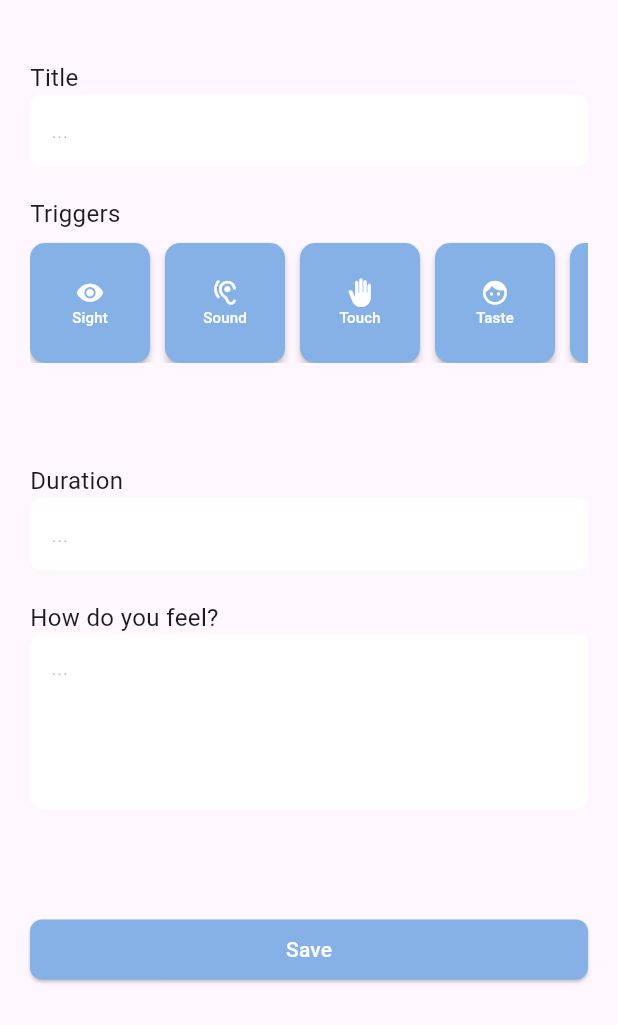
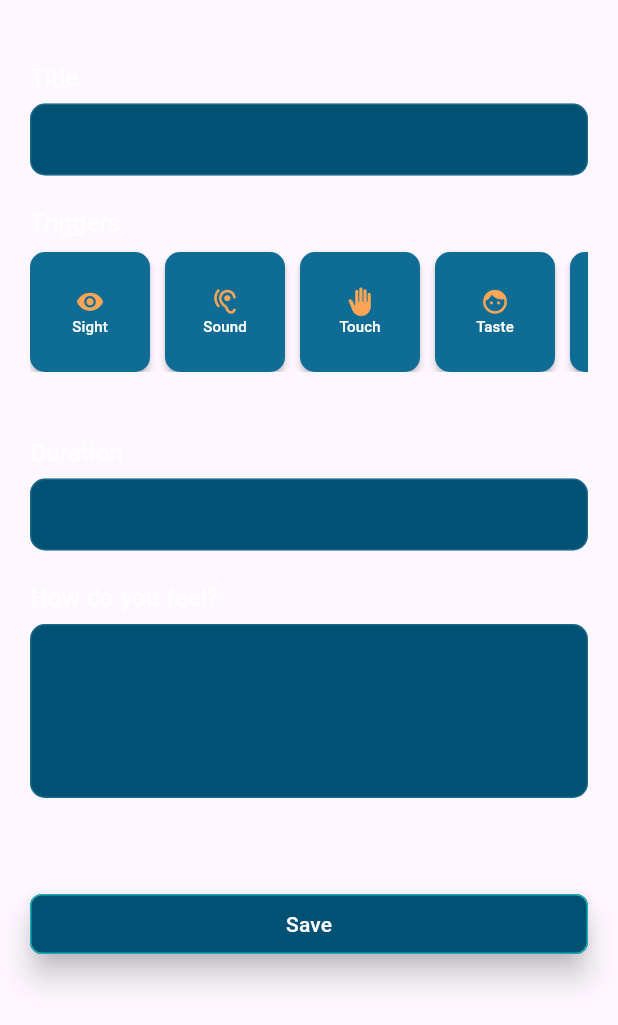
Before and after one commit to jraemakers/industry-project-krom2, a Flutter app: the MyForm widget shown alone on an empty page, opened directly, on a phone screen of 412 x 824 dp. Shown: the top 1025 px of the screen. Run offline on Flutter 3.47's test engine with Material 3 defaults, Android fonts, the phone set to English and light mode, and no system bars; our stand-ins replace shared_preferences; accounts and stored records are empty.

Commit message:
Updated trigger journal to match the current design

```diff
--- a/escape/lib/custom_widgets/diary_input_field.dart
+++ b/escape/lib/custom_widgets/diary_input_field.dart
@@ -10,44 +10,58 @@ class DiaryInputField extends StatelessWidget {
     this.controller,
     super.key,
   });
-  String label;
-  Color? inputFieldColor;
-  double? borderRadius;
-  int? maxLines;
-  String? hintText;
-  TextEditingController? controller;
+
+  final String label;
+  final Color? inputFieldColor;
+  final double? borderRadius;
+  final int? maxLines;
+  final String? hintText;
+  final TextEditingController? controller;
+
   @override
   Widget build(BuildContext context) {
-    return Column(crossAxisAlignment: CrossAxisAlignment.start, children: [
+    return Column(
+      crossAxisAlignment: CrossAxisAlignment.start,
+      children: [
         Text(
           label,
           style: TextStyle(
             fontSize: 16.0,
-          // color: Colors.white,
+            color: Colors.white,
           ),
         ),
-      Container(
-        child: TextField(
+        SizedBox(height: 6.0),
+        TextField(
           maxLines: maxLines ?? 1,
           controller: controller,
-          //BUG: label not working as needed
-          //HACK: Used text as input field label
           decoration: InputDecoration(
             filled: true,
-            fillColor: inputFieldColor ?? Colors.white,
-            hintText: '...',
+            fillColor: inputFieldColor ?? Color.fromRGBO(0, 81, 116, 1),
+            hintText: hintText ?? '',
             hintStyle: const TextStyle(
               color: Color.fromARGB(255, 185, 180, 180),
               fontWeight: FontWeight.w300,
-                fontSize: 14),
-            border: OutlineInputBorder(
-                borderRadius: BorderRadius.circular(borderRadius ?? 8.0),
-                borderSide: BorderSide.none),
+              fontSize: 14,
+            ),
+            enabledBorder: OutlineInputBorder(
+              borderRadius: BorderRadius.circular(borderRadius ?? 10.0),
+              borderSide: BorderSide(
+                color: Color.fromRGBO(80, 153, 185, 0.33),
+                width: 1.0, // Thin border
+              ),
+            ),
+            focusedBorder: OutlineInputBorder(
+              borderRadius: BorderRadius.circular(borderRadius ?? 10.0),
+              borderSide: BorderSide(
+                color: const Color.fromARGB(255, 255, 255, 255),
+                width: 1.0,
+              ),
+            ),
             contentPadding:
                 EdgeInsets.symmetric(vertical: 10.0, horizontal: 10.0),
           ),
         ),
-      ),
-    ]);
+      ],
+    );
   }
 }
--- a/escape/lib/custom_widgets/trigger_button.dart
+++ b/escape/lib/custom_widgets/trigger_button.dart
@@ -28,7 +28,7 @@
           style: ButtonStyle(
             elevation: MaterialStateProperty.all<double>(2),
             backgroundColor: MaterialStateProperty.all<Color>(
-              buttonColor ?? Color.fromARGB(255, 134, 177, 230),
+              buttonColor ?? Color(0xFF0F6C95),
             ),
 
             //FIXME: Remove depricated features and find new way for MaterialStateProperty
@@ -44,7 +44,7 @@
             children: [
               Icon(
                 icon,
-                color: Colors.white,
+                color: Color(0xFFFEA655),
                 size: 19,
               ),
               Text(
--- a/escape/lib/screens/diary_form_screen.dart
+++ b/escape/lib/screens/diary_form_screen.dart
@@ -88,11 +88,10 @@ class DiaryForm extends State<MyForm> {
               controller: _titleController,
             ),
             SizedBox(height: 20.0),
+
             Text(
               'Triggers',
-              style: TextStyle(
-                fontSize: 16,
-              ),
+              style: TextStyle(fontSize: 16, color: Colors.white),
             ),
             SingleChildScrollView(
               scrollDirection: Axis.horizontal,
@@ -143,26 +142,27 @@ class DiaryForm extends State<MyForm> {
                 children: [
                   Text(
                     trigger,
-                    style: TextStyle(fontSize: 13),
+                    style: TextStyle(
+                        fontSize: 13,
+                        color: Colors.white,
+                        fontWeight: FontWeight.w200),
                   ),
                   trigger.isNotEmpty
                       ? Container(
                           width: 20,
                           height: 20,
-                          decoration: BoxDecoration(
-                              color: Color.fromARGB(255, 230, 239, 238)),
+                          decoration: BoxDecoration(),
                           child: GestureDetector(
                               onTap: _removeTreggerInput,
-                              child: Icon(Icons.close, size: 16)))
+                              child: Icon(Icons.close,
+                                  size: 16, color: Colors.white)))
                       : SizedBox(),
                 ],
               ),
             ),
             SizedBox(
-              height: 20.0,
+              height: 15,
             ),
-
-            SizedBox(height: 20.0),
             //FIXME: update this input
             DiaryInputField(
               label: 'Duration',
@@ -179,17 +179,21 @@ class DiaryForm extends State<MyForm> {
               controller: _diaryController,
             ),
 //BUG: current date is not correct
-            SizedBox(height: 70.0),
+            SizedBox(height: 60.0),
+
             Center(
               child: Container(
                 width: double.infinity,
                 child: ElevatedButton(
                   style: ButtonStyle(
                     backgroundColor: MaterialStateProperty.all<Color>(
-                        Color.fromARGB(255, 134, 177, 230)),
+                        Color.fromRGBO(0, 81, 116, 1)),
+                    elevation: MaterialStateProperty.all<double>(8.0),
                     shape: MaterialStateProperty.all<OutlinedBorder>(
                       RoundedRectangleBorder(
                         borderRadius: BorderRadius.all(Radius.circular(8)),
+                        side:
+                            BorderSide(color: Color.fromRGBO(26, 174, 179, 1)),
                       ),
                     ),
                   ),
```
Also changed, not shown: escape/lib/screens/diary_history_screen.dart (+27 -0 lines), escape/lib/screens/home_screen.dart (+12 -8 lines), escape/assets/images/file.png (added). Lines whose indentation alone changed are shown as unchanged.
